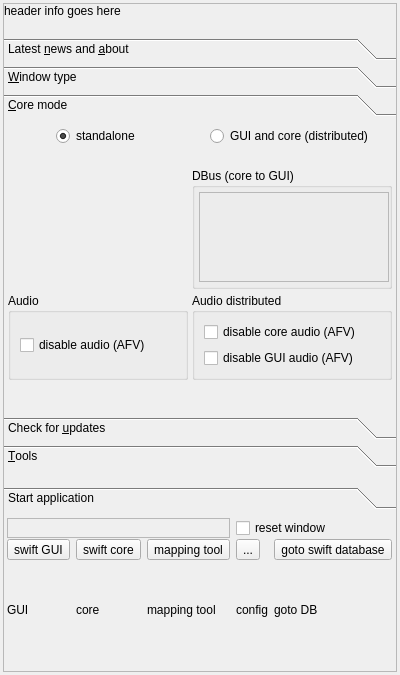
The window that src/swiftlauncher/swiftlauncher.ui (swift-project/pilotclient) describes before a commit, drawn with Qt 5.
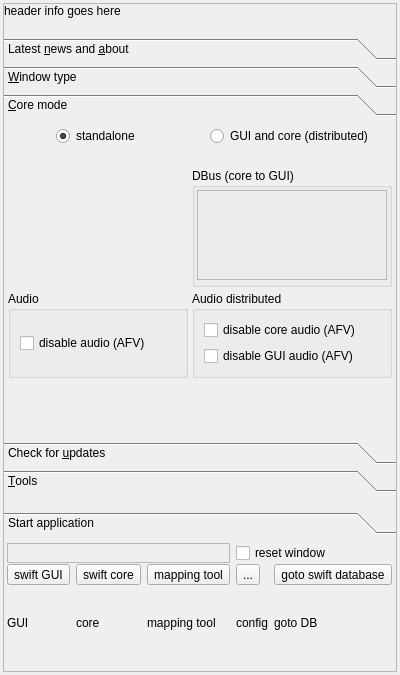
The same window after the commit. The open tabs and pages were chosen to show the change. Icons and pictures are not drawn. Custom widgets are drawn as their Qt base class.

What changed in the file:
```diff
--- a/src/swiftlauncher/swiftlauncher.ui
+++ b/src/swiftlauncher/swiftlauncher.ui
@@ -218,8 +218,8 @@
               <rect>
                <x>0</x>
                <y>0</y>
-               <width>381</width>
-               <height>332</height>
+               <width>392</width>
+               <height>334</height>
               </rect>
              </property>
              <attribute name="label">
@@ -342,13 +342,13 @@
                   <number>4</number>
                  </property>
                  <property name="leftMargin">
-                  <number>4</number>
+                  <number>2</number>
                  </property>
                  <property name="topMargin">
-                  <number>4</number>
+                  <number>2</number>
                  </property>
                  <property name="rightMargin">
-                  <number>0</number>
+                  <number>2</number>
                  </property>
                  <property name="bottomMargin">
                   <number>4</number>
@@ -623,21 +623,13 @@
             <property name="minimumSize">
              <size>
               <width>0</width>
-              <height>175</height>
+              <height>150</height>
              </size>
             </property>
             <property name="currentIndex">
              <number>0</number>
             </property>
             <widget class="QWidget" name="pg_Start">
-             <property name="geometry">
-              <rect>
-               <x>0</x>
-               <y>0</y>
-               <width>392</width>
-               <height>151</height>
-              </rect>
-             </property>
              <attribute name="label">
               <string>Start application</string>
              </attribute>
```
Left out of the diff: 12 changed lines with no effect on the pictures.
